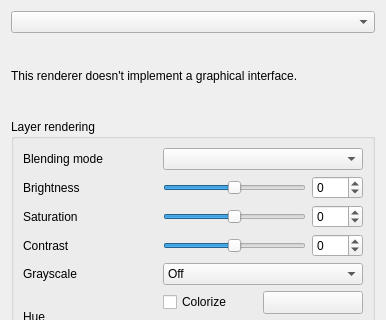
Before: the Qt Designer form src/ui/qgsrendererrasterpropswidgetbase.ui in carsmie/QGIS, drawn with Qt 5; both pictures show x 0 to 386 and y 0 to 320 of the 386 by 593 pixel window.
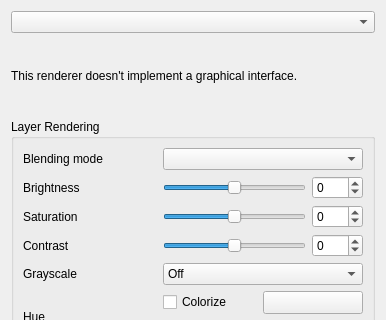
After: the same form once the commit is applied. Icons and pictures are not drawn. Custom widgets are drawn as their Qt base class.

Diff of the .ui file:
```diff
--- a/src/ui/qgsrendererrasterpropswidgetbase.ui
+++ b/src/ui/qgsrendererrasterpropswidgetbase.ui
@@ -84,7 +84,7 @@
       <item>
        <widget class="QGroupBox" name="mLayerRendering">
         <property name="title">
-         <string>Layer rendering</string>
+         <string>Layer Rendering</string>
         </property>
         <layout class="QGridLayout" name="gridLayout">
          <item row="0" column="0" colspan="2">
```
